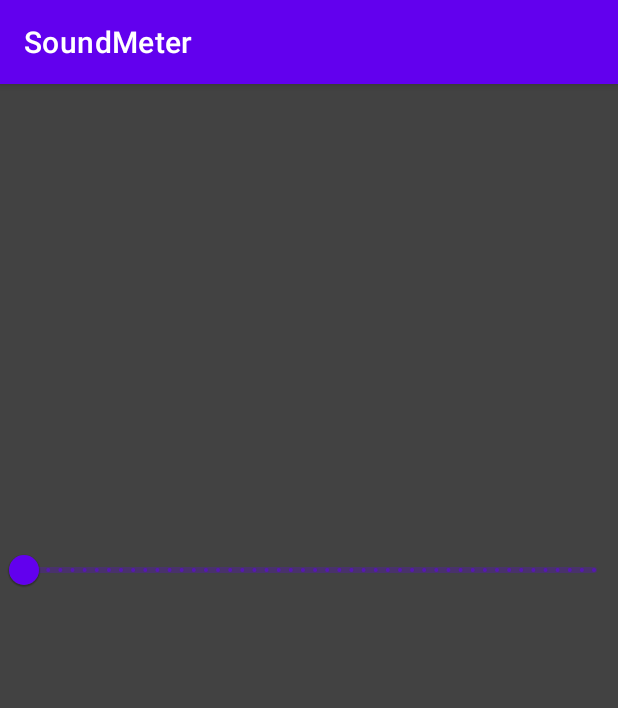
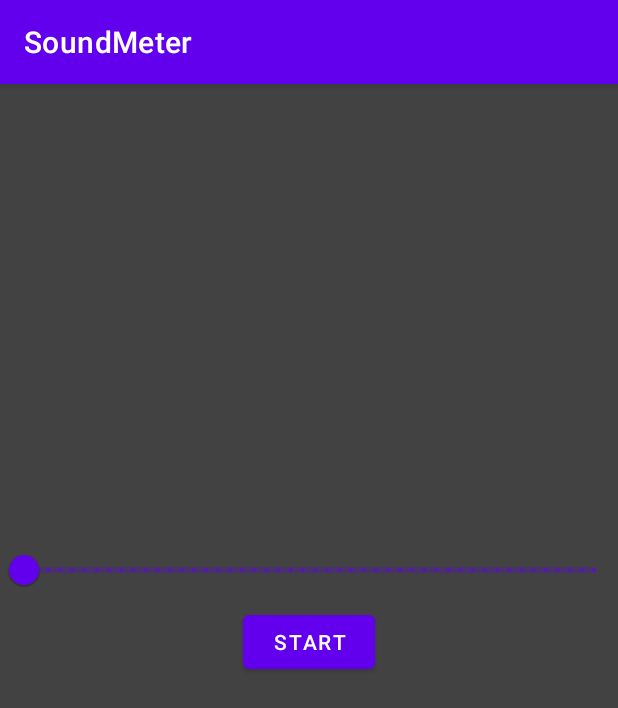
Before and after one commit to valmnt/SoundMeter, an Android app: the screen it shows after launch (SoundMeterActivity), on a phone screen of 412 x 824 dp. Shown: the top 708 px of the screen. Run offline under Robolectric (Android 15) with nearby library versions, the phone set to English and light mode, and no system bars.

Commit message:
button start/stop

```diff
--- a/app/src/main/AndroidManifest.xml
+++ b/app/src/main/AndroidManifest.xml
@@ -3,6 +3,7 @@
     package="com.github.valmnt.soundmeter">
 
     <uses-permission android:name="android.permission.ACCESS_FINE_LOCATION"/>
+    <uses-permission android:name="android.permission.VIBRATE" />
 
     <application
         android:allowBackup="true"
--- a/app/src/main/java/com/github/valmnt/soundmeter/SoundMeterActivity.kt
+++ b/app/src/main/java/com/github/valmnt/soundmeter/SoundMeterActivity.kt
@@ -1,15 +1,19 @@
 package com.github.valmnt.soundmeter
 
 import android.Manifest
+import android.Manifest.permission.ACCESS_FINE_LOCATION
+import android.annotation.SuppressLint
 import android.content.pm.PackageManager
 import android.location.Criteria
 import android.location.LocationListener
 import android.location.LocationManager
 import android.os.*
+import android.widget.Button
 import android.widget.TextView
 import android.widget.Toast
 import androidx.appcompat.app.AppCompatActivity
 import androidx.core.app.ActivityCompat
+import androidx.core.content.PermissionChecker.PERMISSION_GRANTED
 import com.google.android.material.slider.Slider
 
 class SoundMeterActivity: AppCompatActivity() {
@@ -18,7 +22,7 @@ class SoundMeterActivity: AppCompatActivity() {
         const val POPUP_DISPLAYED = "popupAlreadyDisplayed"
         const val TAG_PERMISSION_FRAGMENT = "permissionDialogFragment"
         const val REQUEST_CODE_PERMISSION = 1
-        const val LOCATION_UPDATE_MS = 10_000L
+        const val LOCATION_UPDATE_MS = 1_000L
         const val LOCATION_UPDATE_RADIUS = 100f
     }
 
@@ -28,7 +32,9 @@ class SoundMeterActivity: AppCompatActivity() {
     private lateinit var latitudeView: TextView
     private lateinit var longitudeView: TextView
     private lateinit var speedLocationView: TextView
+    private lateinit var btnView: Button
     private lateinit var slider: Slider
+
     private var maxValue: Float = 0F
 
 
@@ -39,6 +45,9 @@ class SoundMeterActivity: AppCompatActivity() {
         speedLocationView.text = "speed : " + location.speed.toString()
 
         if (location.hasSpeed() && location.speed > maxValue) {
+            (getSystemService(VIBRATOR_SERVICE) as Vibrator).apply {
+                vibrate(500)
+            }
             Toast.makeText(this, "Vibrate", Toast.LENGTH_SHORT).show()
         }
     }
@@ -55,6 +64,11 @@ class SoundMeterActivity: AppCompatActivity() {
         slider.addOnChangeListener { slider, value, fromUser ->
             maxValue = value
         }
+
+        btnView = findViewById(R.id.btn)
+        btnView.setOnClickListener {
+            startOrStop()
+        }
     }
 
     override fun onResume() {
@@ -69,15 +83,9 @@ class SoundMeterActivity: AppCompatActivity() {
                         .commit()
                 popupAlreadyDisplayed = true
             }
-        } else {
-            locationManager = getSystemService(LOCATION_SERVICE) as LocationManager
-            locationManager?.requestLocationUpdates(
-                    LOCATION_UPDATE_MS,
-                    LOCATION_UPDATE_RADIUS,
-                    Criteria().apply {
-                        accuracy = Criteria.ACCURACY_FINE
-                    }, locationListener, Looper.myLooper())
         }
+        syncUI()
+        btnView.isEnabled = ActivityCompat.checkSelfPermission(this, ACCESS_FINE_LOCATION) == PERMISSION_GRANTED
     }
 
     override fun onPause() {
@@ -89,4 +97,30 @@ class SoundMeterActivity: AppCompatActivity() {
         super.onSaveInstanceState(outState)
         outState.putBoolean(POPUP_DISPLAYED, popupAlreadyDisplayed)
     }
+
+    @SuppressLint("MissingPermission")
+    private fun startOrStop() {
+        if (locationManager == null) {
+            locationManager = getSystemService(LOCATION_SERVICE) as LocationManager
+            locationManager?.requestLocationUpdates(
+                    LOCATION_UPDATE_MS,
+                    LOCATION_UPDATE_RADIUS,
+                    Criteria().apply {
+                        accuracy = Criteria.ACCURACY_FINE
+                    }, locationListener, Looper.myLooper()
+            )
+        } else {
+            locationManager?.removeUpdates(locationListener)
+            locationManager = null
+        }
+        syncUI()
+    }
+
+    private fun syncUI() {
+        if (locationManager == null) {
+            btnView.text = getString(R.string.btn_start)
+        } else {
+            btnView.text = getString(R.string.btn_stop)
+        }
+    }
 }
--- a/app/src/main/res/layout/activity_sound_meter.xml
+++ b/app/src/main/res/layout/activity_sound_meter.xml
@@ -43,4 +43,11 @@
         android:valueTo="200.0"
         />
 
+    <Button
+        android:id="@+id/btn"
+        android:layout_width="wrap_content"
+        android:layout_height="wrap_content"
+        android:layout_gravity="center"
+        android:text="Start" />
+
 </LinearLayout>
--- a/app/src/main/res/values/strings.xml
+++ b/app/src/main/res/values/strings.xml
@@ -3,4 +3,6 @@
     <string name="permission_popup_title">Accès nécessaire à la localisation</string>
     <string name="permission_popup_ok">OK</string>
     <string name="permission_popup_ko">Annuler</string>
+    <string name="btn_start">Start</string>
+    <string name="btn_stop">Stop</string>
 </resources>
```
